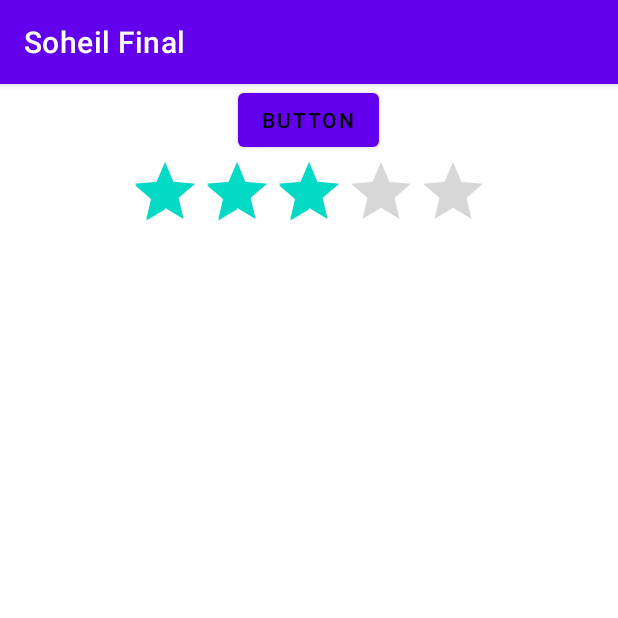
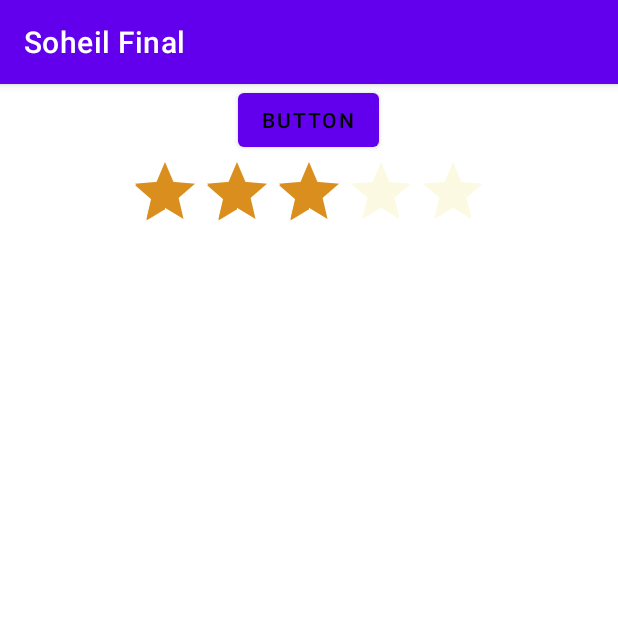
Before and after one commit to S-SHANTI/EDU, an Android app: the screen it shows after launch (MainActivity), on a phone screen of 412 x 824 dp, the top half of it. Run offline under Robolectric (Android 15) with nearby library versions, the phone set to English and light mode, and no system bars.

Commit message:
59. بخش دوم ایجاد امتیازدهی با استفاده از  RATING BAR

```diff
--- a/app/src/main/AndroidManifest.xml
+++ b/app/src/main/AndroidManifest.xml
@@ -14,9 +14,7 @@
         <activity
             android:name=".TestActivity"
             android:exported="false" />
-        <activity
-            android:name=".TestActivity2"
-            android:exported="false" />
+
         <activity
             android:name=".MainActivity"
             android:exported="true">
--- a/app/src/main/res/layout/activity_main.xml
+++ b/app/src/main/res/layout/activity_main.xml
@@ -22,6 +22,7 @@
         android:layout_height="wrap_content"
         android:numStars="5"
         android:rating="3.5"
+        android:theme="@style/CustomRatingBar"
         tools:ignore="SpeakableTextPresentCheck" />
 
 
--- a/app/src/main/res/values/colors.xml
+++ b/app/src/main/res/values/colors.xml
@@ -9,4 +9,6 @@
     <color name="white">#FFFFFFFF</color>
     <color name="blue_accent">#00BCD4</color>
     <color name="gray">#8f8f8f</color>
+    <color name="yellow_200">#F5EDA1</color>
+    <color name="yellow_500">#DA8E1E</color>
 </resources>
--- a/app/src/main/res/values/themes.xml
+++ b/app/src/main/res/values/themes.xml
@@ -1,5 +1,4 @@
-<resources xmlns:tools="http://schemas.android.com/tools">
-    <!-- Base application theme. -->
+<resources>
     <style name="Theme.TestProject" parent="Theme.MaterialComponents.DayNight.DarkActionBar">
         <!-- Primary brand color. -->
         <item name="colorPrimary">@color/purple_500</item>
@@ -13,4 +12,11 @@
         <item name="android:statusBarColor">?attr/colorPrimaryVariant</item>
         <!-- Customize your theme here. -->
     </style>
+
+    <style name="CustomRatingBar" parent="Theme.AppCompat">
+
+        <item name="colorControlNormal">@color/yellow_200 </item>
+        <item name="colorControlActivated">@color/yellow_500 </item>
+
+    </style>
 </resources>
```
